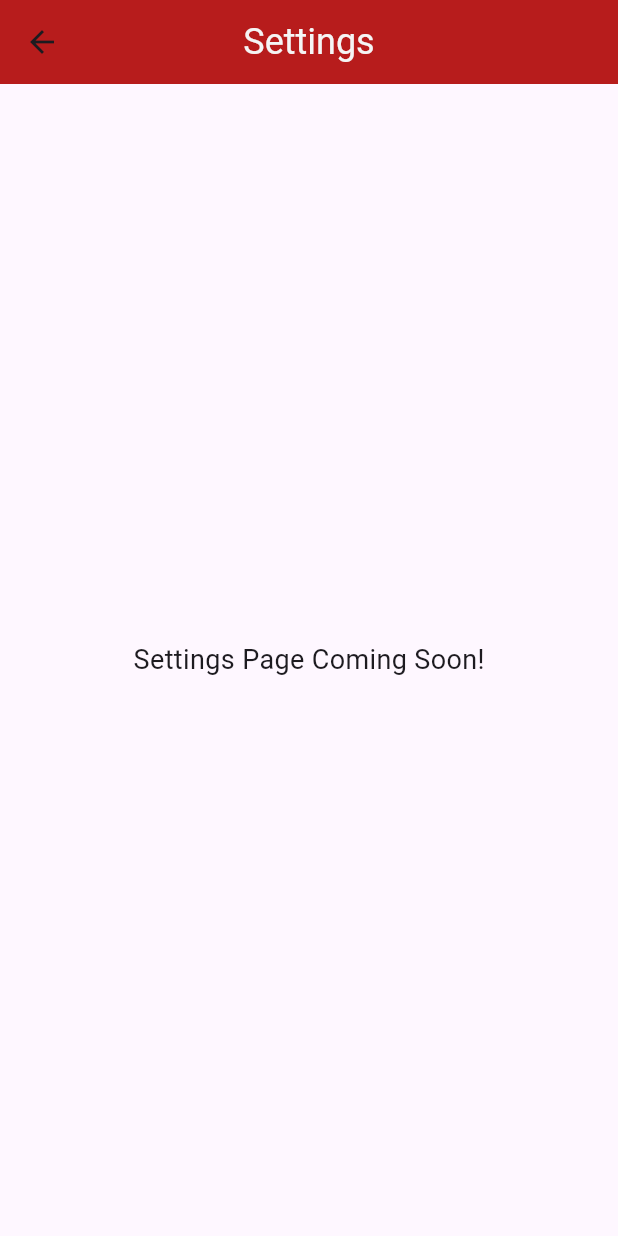
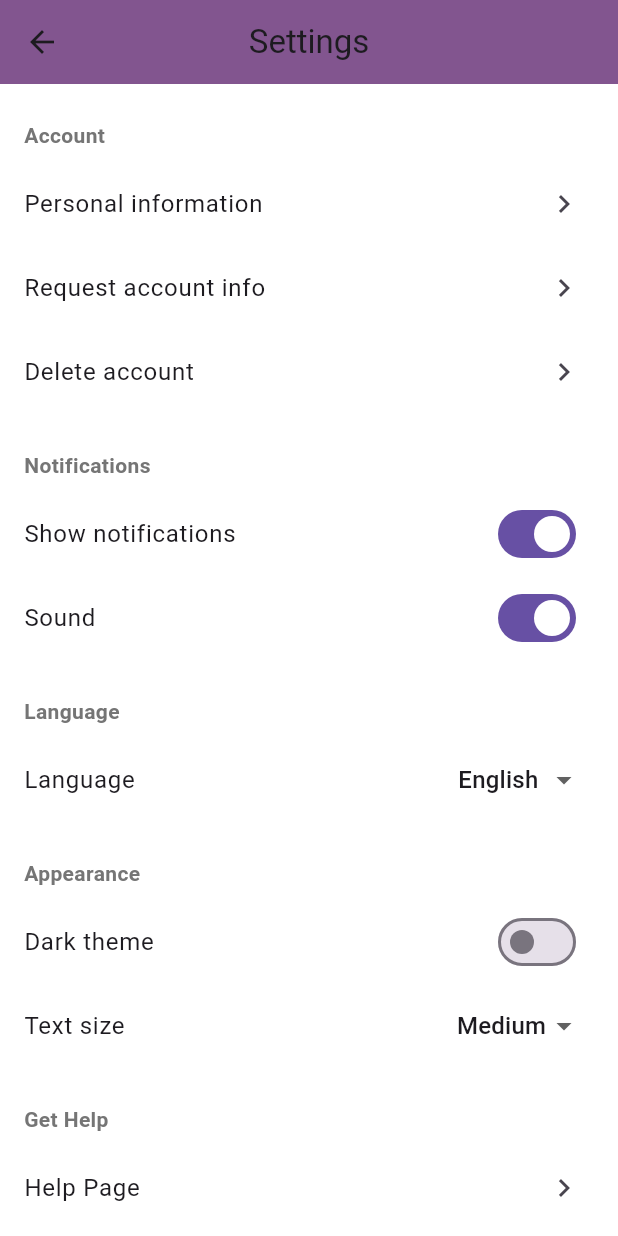
Before and after one commit to EmreUte/CS310-Project, a Flutter app: the SettingsPage screen opened by its route, on a phone screen of 412 x 824 dp. Run offline on Flutter 3.47's test engine with Material 3 defaults, Android fonts, the phone set to English and light mode, and no system bars; our stand-ins replace email_validator, google_fonts.

Commit message:
finalized styling details

```diff
--- a/lib/Settings/settings_page.dart
+++ b/lib/Settings/settings_page.dart
@@ -2,20 +2,134 @@ import 'package:cs310_project/utils/styles.dart';
 import 'package:flutter/material.dart';
 import '../utils/colors.dart';
 
-class SettingsPage extends StatelessWidget {
+class SettingsPage extends StatefulWidget {
+  const SettingsPage({super.key});
+  @override
+  SettingsPageState createState() => SettingsPageState();
+}
+
+class SettingsPageState extends State<SettingsPage> {
+  bool _showNotifications = true;
+  bool _sound = true;
+  bool _darkTheme = false;
+  String _language = 'English';
+  String _textSize = 'Medium';
+
   @override
   Widget build(BuildContext context) {
     return Scaffold(
+      backgroundColor: Colors.white,
       appBar: AppBar(
-        title: Text('Settings', style: kAppBarText),
-        backgroundColor: Colors.red[900],
+        backgroundColor: AppColors.appBarBackground,
+        title: Text('Settings'),
+        leading: BackButton(),
       ),
-      body: Center(
-        child: Text(
-          'Settings Page Coming Soon!',
-          style: TextStyle(fontSize: 18),
+      body: ListView(
+        children: [
+          // Account Section
+          _sectionHeader('Account'),
+          _navTile('Personal information'),
+          _navTile('Request account info'),
+          _navTile('Delete account'),
+
+          // Notifications
+          _sectionHeader('Notifications'),
+          SwitchListTile(
+            title: Text('Show notifications'),
+            value: _showNotifications,
+            onChanged: (v) => setState(() => _showNotifications = v),
+          ),
+          SwitchListTile(
+            title: Text('Sound'),
+            value: _sound,
+            onChanged: (v) => setState(() => _sound = v),
+          ),
+
+          // Language
+          _sectionHeader('Language'),
+          ListTile(
+            title: Text('Language'),
+            trailing: DropdownButton<String>(
+              value: _language,
+              underline: SizedBox(),
+              onChanged: (val) => setState(() => _language = val!),
+              items: ['English', 'Spanish', 'French']
+                  .map((lang) => DropdownMenuItem(
+                value: lang,
+                child: Text(lang),
+              ))
+                  .toList(),
+            ),
+          ),
+
+          // Appearance
+          _sectionHeader('Appearance'),
+          SwitchListTile(
+            title: Text('Dark theme'),
+            value: _darkTheme,
+            onChanged: (v) => setState(() => _darkTheme = v),
+          ),
+          ListTile(
+            title: Text('Text size'),
+            trailing: DropdownButton<String>(
+              value: _textSize,
+              underline: SizedBox(),
+              onChanged: (val) => setState(() => _textSize = val!),
+              items: ['Small', 'Medium', 'Large']
+                  .map((size) => DropdownMenuItem(
+                value: size,
+                child: Text(size),
+              ))
+                  .toList(),
+            ),
+          ),
+
+          // Help & Share
+          _sectionHeader('Get Help'),
+          _navTile('Help Page'),
+          _sectionHeader('Share and rate'),
+          _navTile('Share the app'),
+          _navTile('Rate the app'),
+
+          // Log out button
+          Padding(
+            padding: const EdgeInsets.symmetric(vertical: 20.0),
+            child: Center(
+              child: ElevatedButton(
+                style: ElevatedButton.styleFrom(
+                  backgroundColor: Color(0xFF8E78C8),
+                  shape: StadiumBorder(),
+                  padding:
+                  EdgeInsets.symmetric(horizontal: 40.0, vertical: 12.0),
+                ),
+                onPressed: () {},
+                child: Text('Log out'),
+              ),
+            ),
+          ),
+        ],
+      ),
+    );
+  }
+
+  Widget _sectionHeader(String text) {
+    return Padding(
+      padding: const EdgeInsets.fromLTRB(16, 24, 16, 8),
+      child: Text(
+        text,
+        style: TextStyle(
+          color: Colors.grey[600],
+          fontWeight: FontWeight.w600,
         ),
       ),
     );
   }
+
+  Widget _navTile(String title) {
+    return ListTile(
+      title: Text(title),
+      trailing: Icon(Icons.chevron_right),
+      onTap: () {},
+    );
+  }
 }
```
